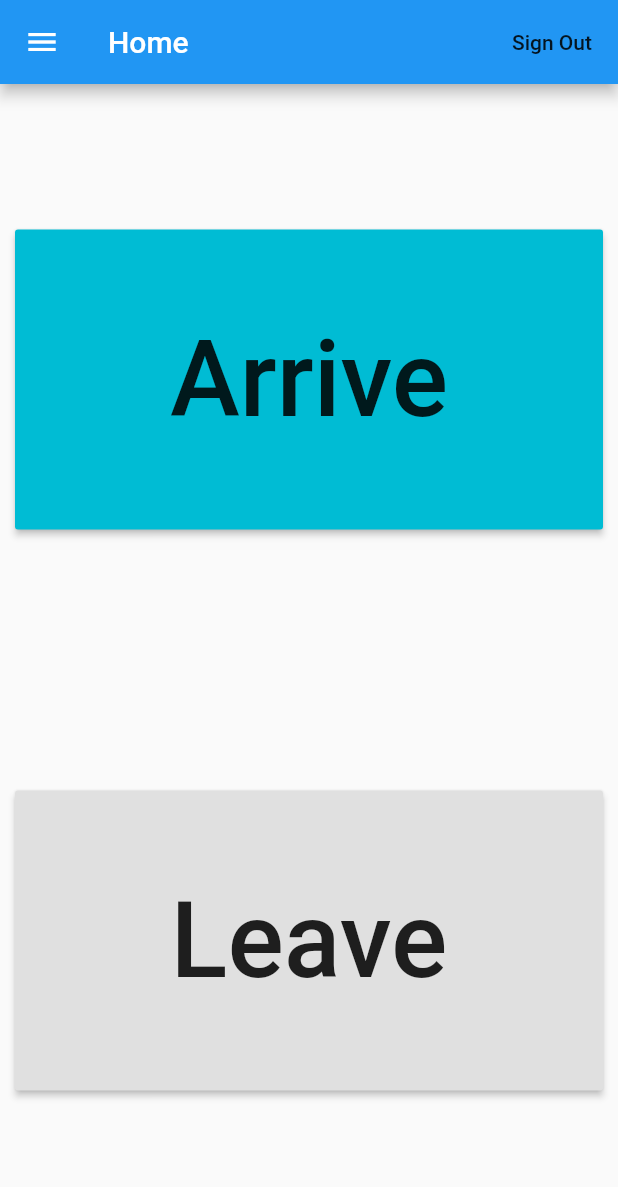
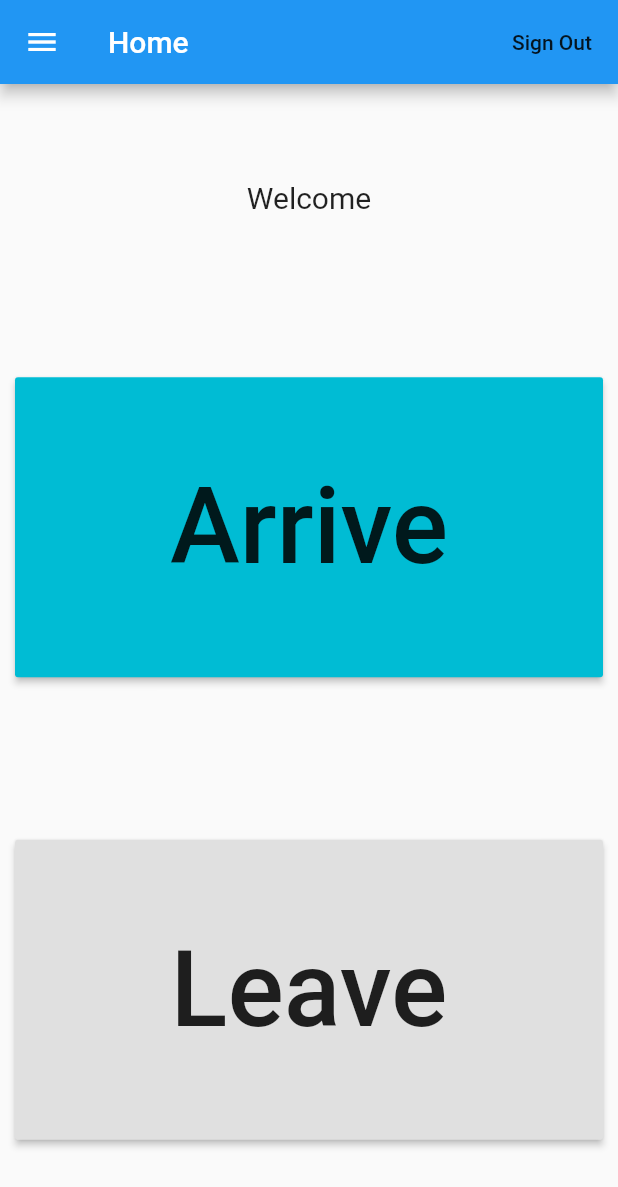
Before and after one commit to SahanNagoda/StaffAttendance, a Flutter app: the screen it shows once a user with an empty profile is signed in, in the side drawer, after a tap on "Home", on a phone screen of 412 x 824 dp. Shown: the top 1187 px of the screen. Run offline on Flutter 3.47's test engine with Material 2 defaults, Android fonts, the phone set to English and light mode, and no system bars; our stand-ins replace cloud_firestore, firebase_auth; accounts and stored records are empty.

```diff
--- a/lib/UI/drawer_control.dart
+++ b/lib/UI/drawer_control.dart
@@ -1,9 +1,11 @@
+import 'package:cloud_firestore/cloud_firestore.dart';
 import 'package:flutter/material.dart';
 import 'package:firebase_auth/firebase_auth.dart';
 
 import '../pages/home.dart';
+import '../pages/summery.dart';
 
-class DrawerControl extends StatelessWidget {
+class DrawerControl extends StatefulWidget {
   String selected;
   final FirebaseUser user;
   DrawerControl({String selected, this.user}) {
@@ -11,41 +13,91 @@ class DrawerControl extends StatelessWidget {
   }
 
   @override
+  _DrawerControlState createState() => _DrawerControlState();
+}
+
+class _DrawerControlState extends State<DrawerControl> {
+  String userName ="Welcome";
+  @override
   Widget build(BuildContext context) {
     return Drawer(
       child: Column(
         children: <Widget>[
           AppBar(
             automaticallyImplyLeading: false,
-            title: Text("Choose"),
+            title: Text(userName),
           ),
-          ListTile(
-            selected: selected == "Home",
+          _handleDrawer(),
+        ],
+      ),
+    );
+  }
+
+  Widget _home() {
+    return ListTile(
+      selected: widget.selected == "Home",
       leading: Icon(Icons.home),
       title: Text("Home"),
       onTap: () {
         Navigator.pushReplacement(context,
-                  MaterialPageRoute(builder: (context) => Home(user: user)));
+            MaterialPageRoute(builder: (context) => Home(user: widget.user)));
       },
-          ),
-          ListTile(
-            selected: selected == "Add User",
+    );
+  }
+
+  Widget _addUser() {
+    return ListTile(
+      selected: widget.selected == "Add User",
       leading: Icon(Icons.person_add),
       title: Text("Add User"),
-            onTap: () {
+      onTap: () {},
+    );
+  }
 
-            },
-          ),
-          ListTile(
-            selected: selected == "Summery",
+  Widget _summery() {
+    return ListTile(
+      selected: widget.selected == "Summery",
       leading: Icon(Icons.storage),
       title: Text("Summery"),
       onTap: () {
-
+        Navigator.pushReplacement(context,
+            MaterialPageRoute(builder: (context) => Summery(user: widget.user)));
       },
-          ),
-        ],
-      ),
     );
   }
+
+  Widget _handleDrawer() {
+    return new StreamBuilder<DocumentSnapshot>(
+        stream: Firestore.instance
+            .collection('users')
+            .document(widget.user.uid)
+            .get()
+            .asStream(),
+        builder: (BuildContext context, snapshot) {
+          if (snapshot.connectionState == ConnectionState.waiting) {
+            print("Drawer waiting");
+            return _home();
+          } else {
+            if (snapshot.hasData) {
+              print(snapshot.data);
+
+              if (snapshot.data["Type"] == "Admin") {
+                return Column(
+                  children: <Widget>[_home(), _summery(), _addUser()],
+                );
+              } else if (snapshot.data["Type"] == "User1") {
+                return Column(
+                  children: <Widget>[_home(), _summery()],
+                );
+              } else {
+                return _home();
               }
+            } else if (snapshot.hasError) {
+              print(snapshot.error);
+              return _home();
+            }
+            return _home();
+          }
+        });
+  }
+}
--- a/lib/pages/home.dart
+++ b/lib/pages/home.dart
@@ -6,10 +6,8 @@ import 'package:cloud_firestore/cloud_firestore.dart';
 
 import '../UI/drawer_control.dart';
 
-
 class Home extends StatefulWidget {
   final FirebaseUser user;
-
 
   Home({Key key, this.user}) : super(key: key);
 
@@ -32,13 +30,14 @@ class _HomeState extends State<Home> {
   @override
   Widget build(BuildContext context) {
     return Scaffold(
-      drawer: DrawerControl(
+      drawer:  DrawerControl(
                 selected: "Home",
                 user: widget.user,
               ),
       appBar: AppBar(
         title: Text("Home"),
         actions: <Widget>[
+
           FlatButton(
             child: Text("Sign Out"),
             onPressed: () {
@@ -54,6 +53,7 @@ class _HomeState extends State<Home> {
             crossAxisAlignment: CrossAxisAlignment.stretch,
             mainAxisAlignment: MainAxisAlignment.spaceAround,
             children: <Widget>[
+              Text(userDetail !=null ? "Welcome "+userDetail.data["Name"]:"Loading...",style: TextStyle(fontSize: 20.0),textAlign: TextAlign.center,),
               SizedBox(
                 height: 200.0,
                 child: RaisedButton(
@@ -86,10 +86,11 @@ class _HomeState extends State<Home> {
     DateTime now = DateTime.now();
 
     print("Arreived");
-    await Firestore.instance
-        .collection('Attendance')
-        .document()
-        .setData({'userId': widget.user.uid, 'Arrived': now, 'UserName' : userDetail.data["Name"]}).whenComplete(() {
+    await Firestore.instance.collection('Attendance').document().setData({
+      'userId': widget.user.uid,
+      'Arrived': now,
+      'UserName': userDetail.data["Name"]
+    }).whenComplete(() {
       print("Arreived Complete");
     }).catchError((e) => print("Arreived Error"));
     print("Arreived Finish");
@@ -109,19 +110,22 @@ class _HomeState extends State<Home> {
     print("Leaved Finish");
   }
 
-  Future _getUserDetail() async{
-    Firestore.instance
+  Future _getUserDetail() async {
+    print("Getting USerDetails");
+    await Firestore.instance
         .collection('users')
         .document(widget.user.uid)
         .get()
         .then((DocumentSnapshot ds) {
-                  print(ds.data["Name"]);
+      print("SnapShot " + ds.data.toString());
       setState(() {
-                    userDetail=ds;
+        userDetail = ds;
       });
+    });
+    print("Finish USerDetails");
+  }
 
-              });
-  }
+
 
   Future _checkAttendance() async {
     DateTime now = DateTime.now();
```
Also changed, not shown: lib/pages/summery.dart (added, +138 -0 lines), 4 other files. Lines whose indentation alone changed are shown as unchanged.
